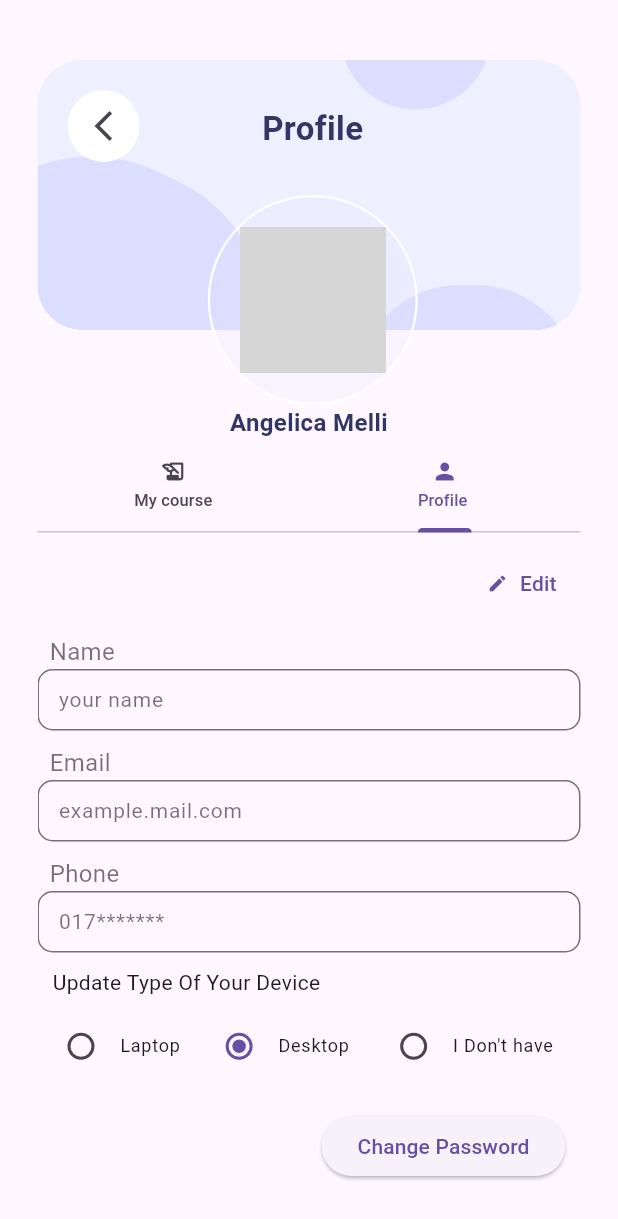
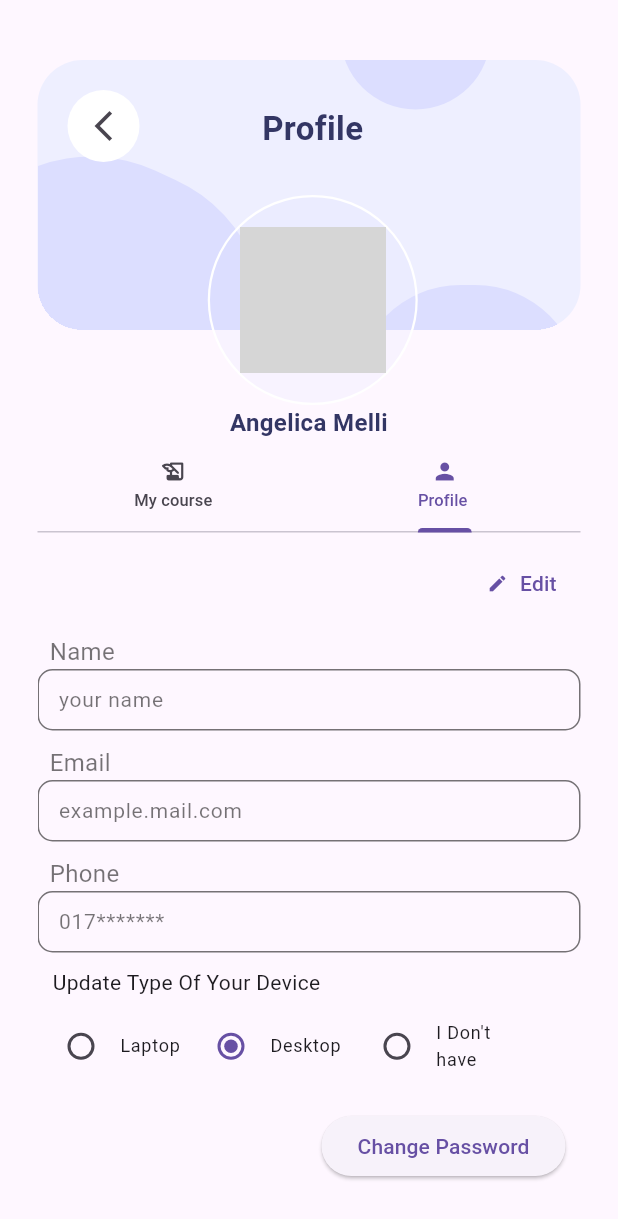
Before and after one commit to forhad35/kodeeo_app, a Flutter app: the Profile screen opened directly, on a phone screen of 412 x 824 dp. Shown: the top 1219 px of the screen. Run offline on Flutter 3.47's test engine with Material 2 defaults, Android fonts, the phone set to English and light mode, and no system bars; our stand-ins replace animated_splash_screen, carousel_slider, floating_bottom_navigation_bar, flutter_svg, font_awesome_flutter, full_screen_image and 2 more; accounts and stored records are empty; network calls fail; grey boxes are pictures that could not be loaded.

Commit message:
responsive error fixed

```diff
--- a/lib/widgets/profile_info2.dart
+++ b/lib/widgets/profile_info2.dart
@@ -1,6 +1,5 @@
 import 'package:flutter/material.dart';
 import 'package:kodeeo_app/helper/display.dart';
-import 'package:kodeeo_app/widgets/profile_settings.dart';
 import 'package:kodeeo_app/widgets/radio_button.dart';
 
 class ProfileInfo extends StatefulWidget {
@@ -35,7 +34,7 @@ class _ProfileInfoState extends State<ProfileInfo> {
 
   @override
   Widget build(BuildContext context) {
-    return  Container(
+    return  SizedBox(
         height: displayHeight(context)*0.53,
         child: Column(
           children: [
@@ -236,6 +235,7 @@ class _ProfileInfoState extends State<ProfileInfo> {
                           if(value != userpass){
                             return " Wrong Old Password!";
                           }
+                          return null;
                         },
                         controller: oldPass,
                         autovalidateMode: AutovalidateMode.disabled,
@@ -315,6 +315,7 @@ class _ProfileInfoState extends State<ProfileInfo> {
                           if(newPass.text != confirmPass.text){
                             return " Password is Not Match!" + confirmPass.text;
                           }
+                          return null;
                         },
                         autovalidateMode: AutovalidateMode.disabled,
                         obscureText: true,
@@ -403,45 +404,3 @@ class _ProfileInfoState extends State<ProfileInfo> {
 
 
 }
-
-// class ProfileInfoEditButton extends StatefulWidget {
-//   const ProfileInfoEditButton({super.key});
-//
-//   @override
-//   State<ProfileInfoEditButton> createState() => _ProfileInfoEditButtonState();
-// }
-//
-// class _ProfileInfoEditButtonState extends State<ProfileInfoEditButton> {
-//   @override
-//   Widget build(BuildContext context) {
-//     return
-//       Container(
-//       height: displayHeight(context)*0.4,
-//       child: Column(
-//         children: [
-//           Container(
-//             //width: displayWidth(context),
-//               alignment: Alignment.topRight,
-//               child: TextButton.icon(
-//                   onPressed: () {
-//                     setState(() {
-//                       // editFromText=true;
-//                       // swaingcolor=nonactivecolor;
-//                       // nonactivecolor=activecolor;
-//                     });
-//                   },
-//                   icon: Icon(
-//                     Icons.mode_edit,
-//                     size: 14,
-//                   ),
-//                   label: Text("Edit"))),
-//           Divider(),
-//           Container(
-//             height: 250,
-//             child: ProfileInfo(),
-//           )
-//         ],
-//       ),
-//     );
-//   }
-// }
--- a/lib/widgets/radio_button.dart
+++ b/lib/widgets/radio_button.dart
@@ -12,12 +12,13 @@ class _BodyState extends State<RadioButton> {
       child: Row(
 
           children: [
+            // if(displayWidth(context)<)
             Container(
-              width: displayWidth(context)/3.8,
+              width: displayWidth(context)/4,
               child: Transform.translate(offset:Offset(8, 0),
                 child: RadioListTile(
                   contentPadding: EdgeInsets.all(1),
-                  title: Transform.translate(offset:Offset(-10, 0),child: Text("Laptop",style: TextStyle(fontSize: 12),)),
+                  title: Transform.translate(offset:Offset(-10, 0),child: Text("Laptop",style: TextStyle(fontSize: displayWidth(context)>406?12:8),)),
                   value: "laptop",
                   groupValue: device,
                   onChanged: (value){
@@ -28,15 +29,13 @@ class _BodyState extends State<RadioButton> {
                 ),
               ),
             ),
-
-
             Container(
-              width: displayWidth(context)/3.7,
+              width: displayWidth(context)/3.9,
               child: Transform.translate(offset:Offset(5, 0),
                 child: RadioListTile(
             contentPadding: EdgeInsets.all(1),
                   title: Transform.translate(offset:Offset(-10, 0),
-                  child: Text("Desktop",style: TextStyle(fontSize: 12),)),
+                  child: Text("Desktop",style: TextStyle( fontSize: displayWidth(context)>406?12:8),)),
                   value: "desktop",
                   groupValue: device,
                   onChanged: (value){
@@ -48,12 +47,12 @@ class _BodyState extends State<RadioButton> {
               ),
             ),
             Container(
-              width: displayWidth(context)/3,
+              width: displayWidth(context)/3.35,
               child: Transform.translate(offset:Offset(10, 0),
                 child: RadioListTile(
                   contentPadding: EdgeInsets.all(1),
                   title: Transform.translate(offset:Offset(-10, 0),
-                      child: Text("I Don't have",style: TextStyle(fontSize: 12),)),
+                      child: Text("I Don't have",style: TextStyle(fontSize: displayWidth(context)>406?12:8),)),
                   value: "i_don't_have",
                   groupValue: device,
                   onChanged: (value){
```
Also changed, not shown: lib/pages/bootcamp.dart (+46 -28 lines).
